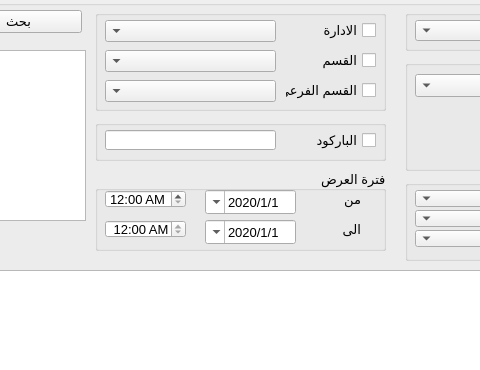
Above: presentation/promotion_ui/Promotion_create.ui from shymaa123456/HyperPOS2020 before the change; both pictures show x 385 to 865 and y 0 to 370 of the 1100 by 600 pixel window. Below: the same form after it.
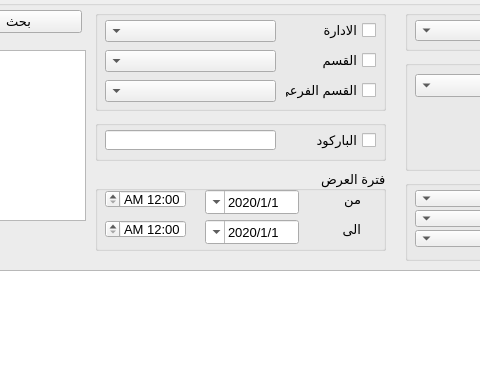
That is the form after the change.

Patch:
```diff
--- a/presentation/promotion_ui/Promotion_create.ui
+++ b/presentation/promotion_ui/Promotion_create.ui
@@ -204,7 +204,7 @@
       <rect>
        <x>110</x>
        <y>20</y>
-       <width>91</width>
+       <width>94</width>
        <height>24</height>
       </rect>
      </property>
@@ -265,7 +265,7 @@
       <rect>
        <x>110</x>
        <y>50</y>
-       <width>91</width>
+       <width>94</width>
        <height>24</height>
       </rect>
      </property>
@@ -296,7 +296,7 @@
      <property name="geometry">
       <rect>
        <x>10</x>
-       <y>50</y>
+       <y>20</y>
        <width>81</width>
        <height>18</height>
       </rect>
@@ -305,13 +305,13 @@
       <bool>true</bool>
      </property>
      <property name="layoutDirection">
-      <enum>Qt::LeftToRight</enum>
+      <enum>Qt::RightToLeft</enum>
      </property>
-     <property name="buttonSymbols">
-      <enum>QAbstractSpinBox::UpDownArrows</enum>
+     <property name="currentSection">
+      <enum>QDateTimeEdit::AmPmSection</enum>
      </property>
      <property name="displayFormat">
-      <string> hh:mm AP</string>
+      <string>mm:hh AP</string>
      </property>
      <property name="calendarPopup">
       <bool>false</bool>
@@ -321,19 +321,16 @@
      <property name="geometry">
       <rect>
        <x>10</x>
-       <y>20</y>
+       <y>50</y>
        <width>81</width>
        <height>18</height>
       </rect>
      </property>
-     <property name="layoutDirection">
-      <enum>Qt::LeftToRight</enum>
-     </property>
      <property name="currentSection">
       <enum>QDateTimeEdit::HourSection</enum>
      </property>
      <property name="displayFormat">
-      <string>hh:mm AP</string>
+      <string>mm:hh AP</string>
      </property>
      <property name="calendarPopup">
       <bool>false</bool>
```
Left out of the diff: 5 changed lines with no effect on the pictures.
